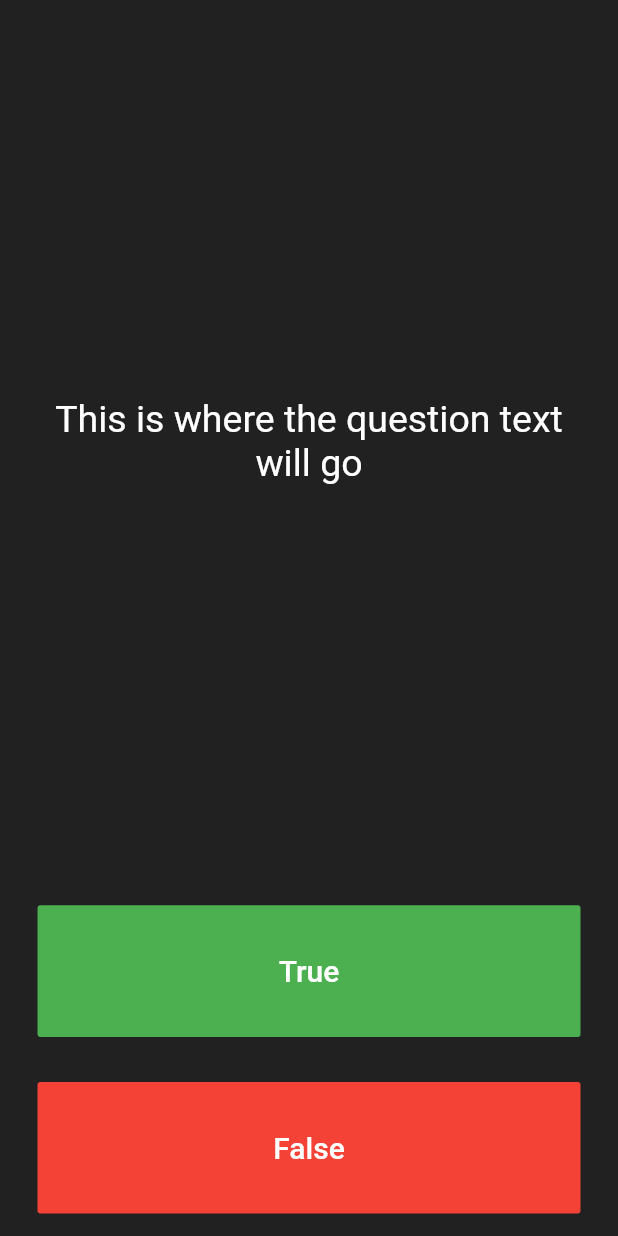
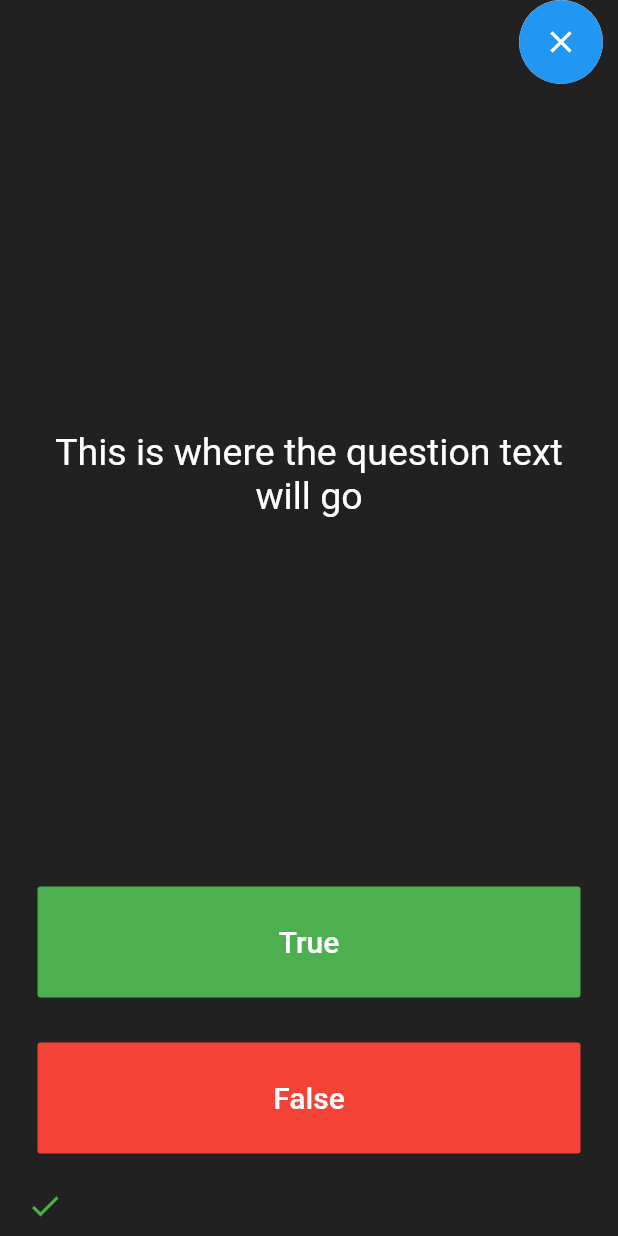
Before and after one commit to sohamb1390/quizzler-flutter, a Flutter app: the screen it shows after launch, after a tap on "True", on a phone screen of 412 x 824 dp. Run offline on Flutter 3.47's test engine with Material 2 defaults, Android fonts, the phone set to English and light mode, and no system bars.

Commit message:
1. Clear button added. 2. User Actions added.

```diff
--- a/quizzy_flutter/lib/main.dart
+++ b/quizzy_flutter/lib/main.dart
@@ -25,6 +25,8 @@ class QuizPage extends StatefulWidget {
 }
 
 class _QuizPageState extends State<QuizPage> {
+  List<Icon> scoreKeeper = [];
+
   Widget trueFlatButton() {
     return Expanded(
       child: Padding(
@@ -33,6 +35,9 @@ class _QuizPageState extends State<QuizPage> {
           color: Colors.green,
           onPressed: () {
             //The user picked true.
+            setState(() {
+              scoreKeeper.add(checkIcon());
+            });
           },
           child: Text(
             'True',
@@ -53,7 +58,9 @@ class _QuizPageState extends State<QuizPage> {
         child: FlatButton(
           color: Colors.red,
           onPressed: () {
-            //The user picked true.
+            setState(() {
+              scoreKeeper.add(crossIcon());
+            });
           },
           child: Text(
             'False',
@@ -86,6 +93,46 @@ class _QuizPageState extends State<QuizPage> {
     );
   }
 
+  Widget clearButton() {
+    return Container(
+        alignment: Alignment.topRight,
+        child: ClipOval(
+          child: Material(
+            child: FloatingActionButton(
+              onPressed: () {
+                setState(() {
+                  scoreKeeper.clear();
+                });
+              },
+              child: Icon(Icons.close),
+            ),
+          ),
+        ));
+  }
+
+  Icon checkIcon() {
+    return Icon(
+      Icons.check,
+      color: Colors.green,
+    );
+  }
+
+  Icon crossIcon() {
+    return Icon(
+      Icons.close,
+      color: Colors.red,
+    );
+  }
+
+  Widget scoreIcons() {
+    return Padding(
+      padding: const EdgeInsets.all(8.0),
+      child: Row(
+        children: scoreKeeper,
+      ),
+    );
+  }
+
   @override
   Widget build(BuildContext context) {
     return Container(
@@ -93,9 +140,11 @@ class _QuizPageState extends State<QuizPage> {
         mainAxisAlignment: MainAxisAlignment.spaceBetween,
         crossAxisAlignment: CrossAxisAlignment.stretch,
         children: <Widget>[
+          clearButton(),
           questionText(),
           trueFlatButton(),
           flaseFlatButton(),
+          scoreIcons(),
         ],
       ),
     );
```
